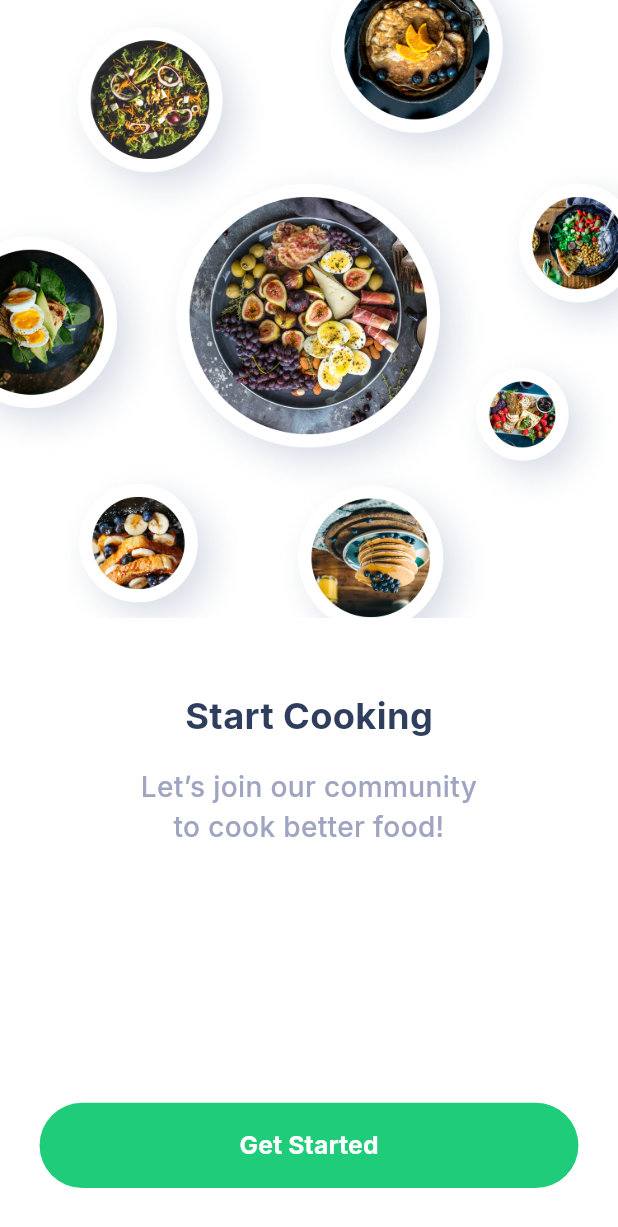
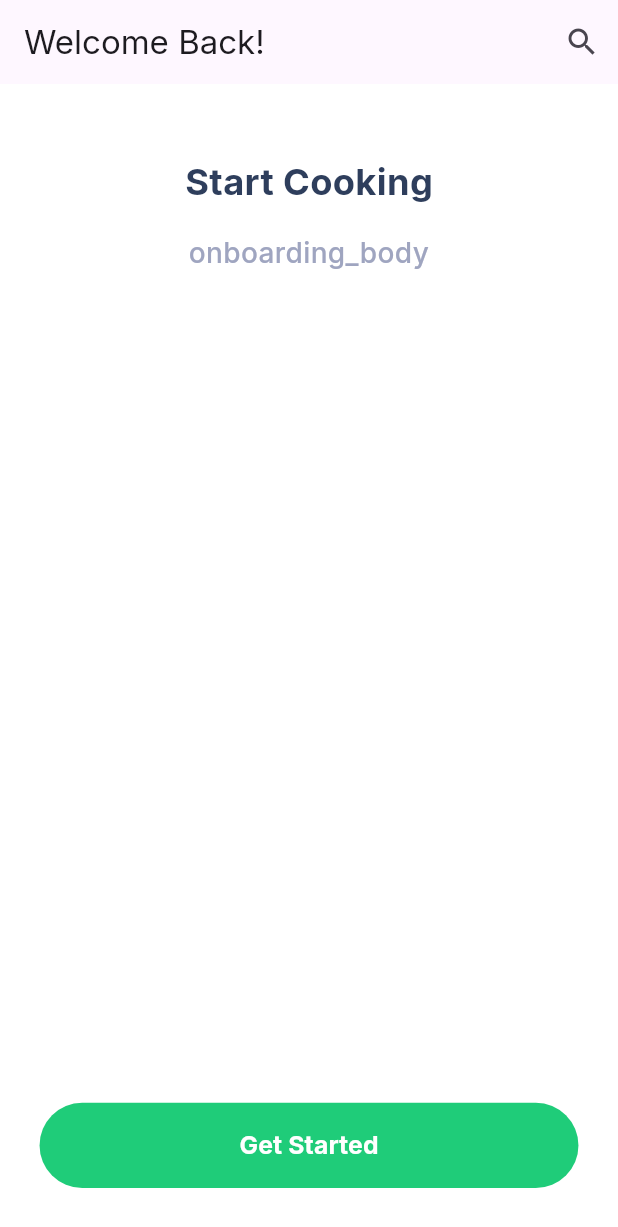
Before and after one commit to Eslam-Hossam1/recipe_application, a Flutter app: the OnBoardingView screen opened by its route, on a phone screen of 412 x 824 dp. Shown: the top 1227 px of the screen. Run offline on Flutter 3.47's test engine with Material 3 defaults, Android fonts, the phone set to English and light mode, and no system bars; our stand-ins replace device_preview, easy_localization, flutter_screenutil, go_router, google_fonts, lottie and 1 more; accounts and stored records are empty.

Commit message:
change localizatioin from flutter intl extension with flutter localization to easy localization package & create app localization keys class & refactor

```diff
--- a/lib/l10n/intl_ar.arb
+++ b/assets/translations/ar.json
@@ -1,5 +1,6 @@
 {
     "onboarding_title": "ابدأ الطهي",
     "onboarding_body": "أنضم إلى مجتمعنا لنطبخ طعاماً أفضل!",
-    "onboarding_buttonText": "ابدأ الآن"
+    "onboarding_buttonText": "ابدأ الآن",
+    "auth_login_welcome":"مرحبًا بعودتك!"
 }
--- a/lib/l10n/intl_en.arb
+++ b/assets/translations/en.json
@@ -1,6 +1,7 @@
 {
     "onboarding_title":"Start Cooking",
     "onboarding_body":"Let’s join our community\nto cook better food!",
-    "onboarding_buttonText":"Get Started"
+    "onboarding_buttonText":"Get Started",
+    "auth_login_welcome":"Welcome Back!"
 
 }
--- /dev/null
+++ b/lib/core/utils/app_localization_keys.dart
@@ -0,0 +1,6 @@
+abstract class AppLocalizationKeys {
+  static const String onBoardingTitle = 'onboarding_title';
+  static const String onBoardingBody = 'onboarding_body';
+  static const String onBoardingButtonText = 'onboarding_buttonText';
+  static const String authLoginWelcome = 'auth_login_welcome';
+}
--- a/lib/core/utils/app_router.dart
+++ b/lib/core/utils/app_router.dart
@@ -13,15 +13,15 @@ abstract class AppRouter {
     routes: [
       GoRoute(
         path: '/',
-        builder: (context, state) => const LoginView(),
+        builder: (context, state) => const OnBoardingView(),
       ),
       GoRoute(
         path: kHomeView,
         builder: (context, state) => const HomeView(),
       ),
       GoRoute(
-        path: kOnBoardingView,
-        builder: (context, state) => const OnBoardingView(),
+        path: kLoginView,
+        builder: (context, state) => const LoginView(),
       ),
     ],
   );
--- a/lib/features/home/presentation/views/home_view.dart
+++ b/lib/features/home/presentation/views/home_view.dart
@@ -1,10 +1,12 @@
-import 'package:flutter/cupertino.dart';
+import 'package:flutter/material.dart';
 
 class HomeView extends StatelessWidget {
   const HomeView({super.key});
 
   @override
   Widget build(BuildContext context) {
-    return const Placeholder();
+    return const Scaffold(
+      body: Center(),
+    );
   }
 }
--- a/lib/features/on_boarding/presentation/views/widgets/on_boarding_view_body.dart
+++ b/lib/features/on_boarding/presentation/views/widgets/on_boarding_view_body.dart
@@ -1,10 +1,12 @@
 import 'dart:developer';
 
+import 'package:easy_localization/easy_localization.dart';
 import 'package:flutter/cupertino.dart';
 import 'package:flutter/foundation.dart';
 import 'package:flutter/material.dart';
 import 'package:flutter/widgets.dart';
 import 'package:go_router/go_router.dart';
+import 'package:recipe_app/core/utils/app_localization_keys.dart';
 import 'package:recipe_app/core/utils/app_router.dart';
 import 'package:recipe_app/core/utils/assets.dart';
 import 'package:recipe_app/core/utils/colors.dart';
@@ -13,7 +15,6 @@ import 'package:recipe_app/core/utils/shared_prefernce_helper.dart';
 import 'package:recipe_app/core/utils/styles.dart';
 import 'package:recipe_app/core/widgets/custom_text_button.dart';
 import 'package:recipe_app/features/on_boarding/presentation/views/widgets/on_boarding_image.dart';
-import 'package:recipe_app/generated/l10n.dart';
 import 'package:shared_preferences/shared_preferences.dart';
 
 class OnBoardingViewBody extends StatelessWidget {
@@ -27,12 +28,12 @@ class OnBoardingViewBody extends StatelessWidget {
           hasScrollBody: false,
           child: Column(
             children: [
-              const OnBourdingImage(),
+              // const OnBourdingImage(),
               const SizedBox(
                 height: 48,
               ),
               Text(
-                S.of(context).onboarding_title,
+                AppLocalizationKeys.onBoardingTitle.tr(),
                 style: Styles.textStyleBold22(context).copyWith(
                   color: AppColors.getMainTextColor(context),
                 ),
@@ -42,7 +43,7 @@ class OnBoardingViewBody extends StatelessWidget {
               ),
               Text(
                 textAlign: TextAlign.center,
-                S.of(context).onboarding_body,
+                AppLocalizationKeys.onBoardingBody,
                 style: Styles.textStyleMedium17(context).copyWith(
                   color: AppColors.getSecondaryTextColor(context),
                 ),
@@ -55,7 +56,7 @@ class OnBoardingViewBody extends StatelessWidget {
                 onPressed: () async {
                   await setBoolThenNavigate(context);
                 },
-                child: Text(S.of(context).onboarding_buttonText,
+                child: Text(AppLocalizationKeys.onBoardingButtonText.tr(),
                     style: Styles.textStyleBold15(context).copyWith(
                       color: Colors.white,
                     )),
--- a/pubspec.yaml
+++ b/pubspec.yaml
@@ -30,6 +30,7 @@ environment:
 dependencies:
   cupertino_icons: ^1.0.6
   device_preview: ^1.2.0
+  easy_localization: ^3.0.7
   flutter:
     sdk: flutter
   flutter_localization: ^0.2.2
@@ -50,7 +51,6 @@ dev_dependencies:
 # following page: https://dart.dev/tools/pub/pubspec
 # The following section is specific to Flutter packages.
 flutter:
-
   # The following line ensures that the Material Icons font is
   # included with your application, so that you can use the icons in
   # the material Icons class.
@@ -59,6 +59,7 @@ flutter:
   assets:
     - assets/images/
     - assets/animations/
+    - assets/translations/
   # An image asset can refer to one or more resolution-specific "variants", see
   # https://flutter.dev/assets-and-images/#resolution-aware
   # For details regarding adding assets from package dependencies, see
```
Also changed, not shown: lib/features/on_boarding/presentation/views/on_boarding_view.dart (+13 -1 lines), lib/main.dart (+12 -14 lines), lib/core/functions/get_responsive_padding.dart (added), lib/core/widgets/adaptive_padding.dart (added), lib/generated/intl/messages_all.dart (deleted), lib/generated/intl/messages_ar.dart (deleted), lib/generated/intl/messages_en.dart (deleted), lib/generated/l10n.dart (deleted), pubspec.lock, 1 other file.
